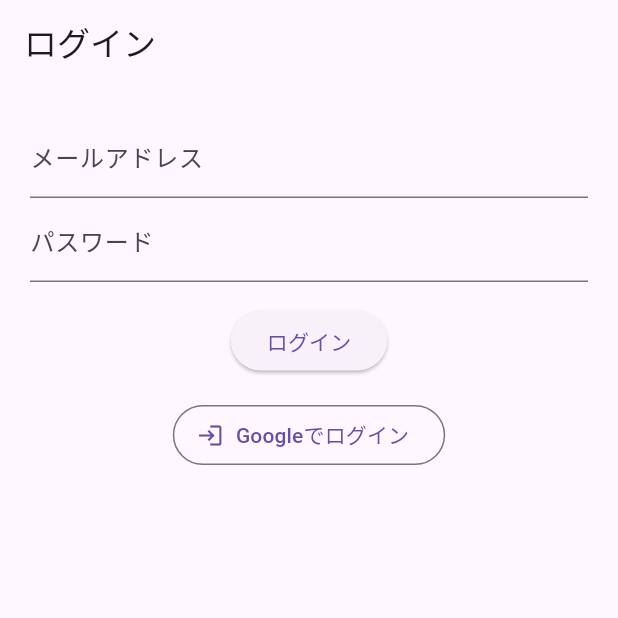
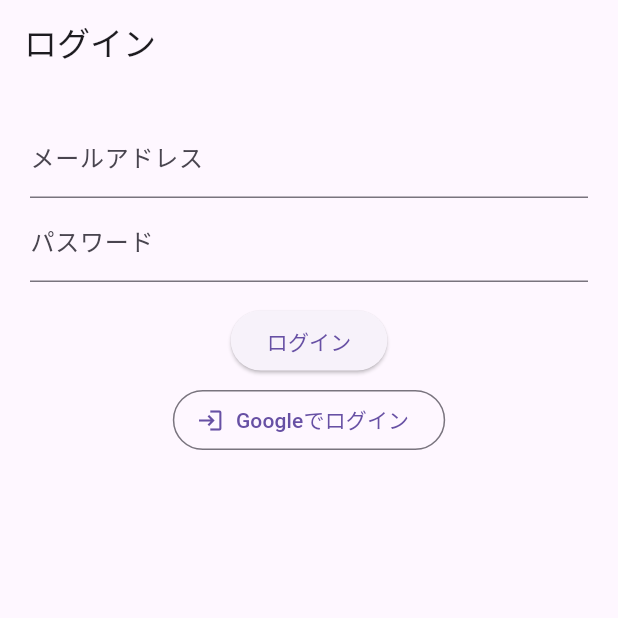
Before and after one commit to kon-yuuki/kaeta_sandbox, a Flutter app: the screen it shows after launch, on a phone screen of 412 x 824 dp, the top half of it. Run offline on Flutter 3.47's test engine with Material 3 defaults, Android fonts, the phone set to English and light mode, and no system bars; our stand-ins replace drift, flutter_riverpod, google_sign_in, riverpod_annotation, supabase_flutter; missing offline and left inert: powersync; accounts and stored records are empty; generated files the repository leaves out were written again.

Commit message:
all done

```diff
--- a/lib/features/todo/views/login_page.dart
+++ b/lib/features/todo/views/login_page.dart
@@ -1,7 +1,7 @@
 import 'package:flutter/material.dart';
 import 'package:supabase_flutter/supabase_flutter.dart';
-import '../../todo/views/todo_page.dart';
 import 'package:google_sign_in/google_sign_in.dart';
+// import 'package:sign_in_with_apple/sign_in_with_apple.dart';
 
 class LoginPage extends StatefulWidget {
   const LoginPage({super.key});
@@ -128,9 +128,8 @@ class _LoginPageState extends State<LoginPage> {
                     ? const CircularProgressIndicator()
                     : const Text('ログイン'),
               ),
-              const SizedBox(height: 15),
+             const SizedBox(height: 5),
 
-              // --- 修正した Google ボタン ---
               OutlinedButton.icon(
                 icon: const Icon(Icons.login),
                 label: isLoading
@@ -142,6 +141,18 @@ class _LoginPageState extends State<LoginPage> {
                     : const Text('Googleでログイン'),
                 onPressed: isLoading ? null : _handleGoogleSignIn, // 新しい関数を呼び出す
               ),
+               const SizedBox(height: 5),
+              // OutlinedButton.icon(
+              //   icon: const Icon(Icons.login),
+              //   label: isLoading
+              //       ? const SizedBox(
+              //           width: 20,
+              //           height: 20,
+              //           child: CircularProgressIndicator(strokeWidth: 2),
+              //         )
+              //       : const Text('Appleアカウントでログイン'),
+              //   onPressed: isLoading ? null : _handleGoogleSignIn, // 新しい関数を呼び出す
+              // ),
             ],
           ),
         ),
--- a/pubspec.yaml
+++ b/pubspec.yaml
@@ -34,6 +34,7 @@ dependencies:
   powersync_flutter_libs: ^0.4.14
   drift_sqlite_async: ^0.2.6
   google_sign_in: ^7.2.0
+  sign_in_with_apple: ^7.0.1
 
 dev_dependencies:
   flutter_test:
```
Also changed, not shown: pubspec.lock, 1 other file.
